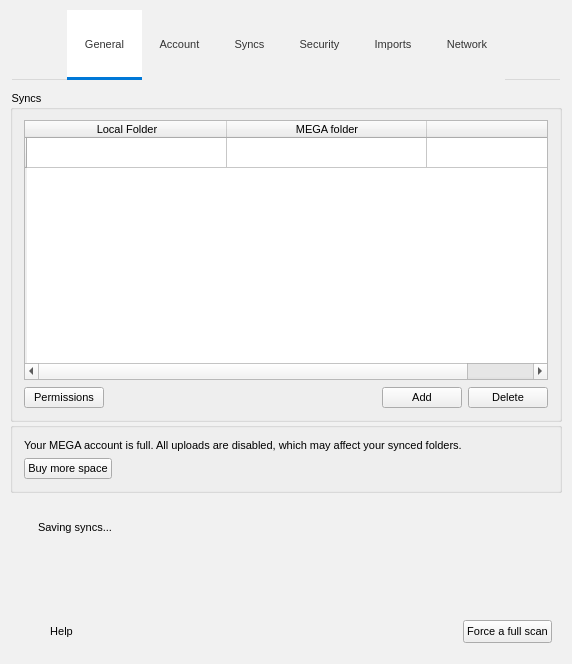
First picture: the form in src/MEGASync/gui/linux/SettingsDialog.ui, repository meganz/MEGAsync, before the edit.
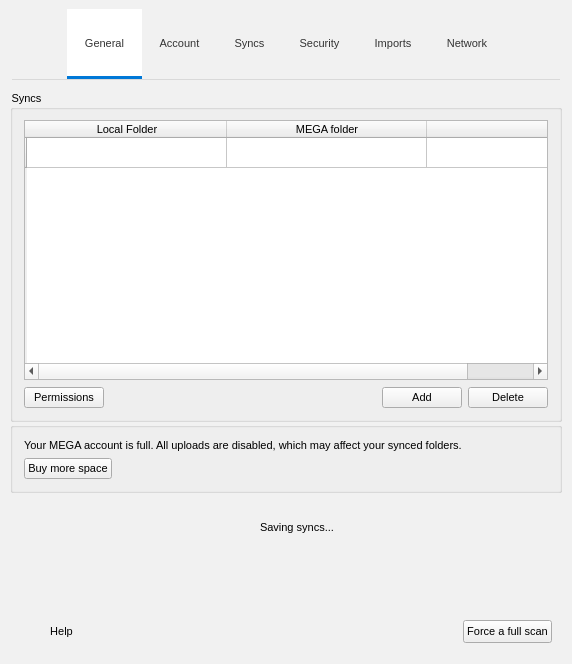
Second picture: the form after the edit. The open tabs and pages were chosen to show the change. Icons and pictures are not drawn. Custom widgets are drawn as their Qt base class.

Commit message:
Add dynamic tab button for Settings Syncs pane
For Linux only.

Patch:
```diff
--- a/src/MEGASync/gui/linux/SettingsDialog.ui
+++ b/src/MEGASync/gui/linux/SettingsDialog.ui
@@ -179,7 +179,7 @@
        <number>0</number>
       </property>
       <property name="topMargin">
-       <number>10</number>
+       <number>9</number>
       </property>
       <property name="rightMargin">
        <number>0</number>
@@ -1665,6 +1665,12 @@
              <property name="orientation">
               <enum>Qt::Horizontal</enum>
              </property>
+             <property name="sizeHint" stdset="0">
+              <size>
+               <width>0</width>
+               <height>0</height>
+              </size>
+             </property>
             </spacer>
            </item>
            <item>
@@ -1744,6 +1750,12 @@
              <property name="orientation">
               <enum>Qt::Horizontal</enum>
              </property>
+             <property name="sizeHint" stdset="0">
+              <size>
+               <width>0</width>
+               <height>0</height>
+              </size>
+             </property>
             </spacer>
            </item>
           </layout>
```
Left out of the diff: 4 changed lines with no effect on the pictures. The commit also changes 11 other files.
